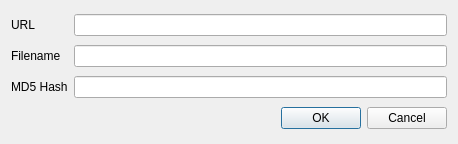
Above: popup.ui from r-portas/download_manager before the change. Below: the same form after it.
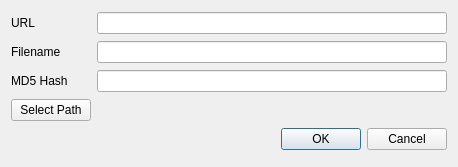
That is the form after the change.

Commit message: Added filepath selection to allow downloading to specified folders

```diff
--- a/popup.ui
+++ b/popup.ui
@@ -7,7 +7,7 @@
     <x>0</x>
     <y>0</y>
     <width>458</width>
-    <height>144</height>
+    <height>167</height>
    </rect>
   </property>
   <property name="windowTitle">
@@ -44,7 +44,7 @@
    <item row="2" column="1">
     <widget class="QLineEdit" name="hashEdit"/>
    </item>
-   <item row="3" column="1">
+   <item row="5" column="1">
     <widget class="QDialogButtonBox" name="buttonBox">
      <property name="orientation">
       <enum>Qt::Horizontal</enum>
@@ -54,6 +54,20 @@
      </property>
     </widget>
    </item>
+   <item row="3" column="1">
+    <widget class="QLabel" name="filepathDisplay">
+     <property name="text">
+      <string/>
+     </property>
+    </widget>
+   </item>
+   <item row="3" column="0">
+    <widget class="QPushButton" name="downloadPathButton">
+     <property name="text">
+      <string>Select Path</string>
+     </property>
+    </widget>
+   </item>
   </layout>
  </widget>
  <resources/>
```
The commit also changes 2 other files.
